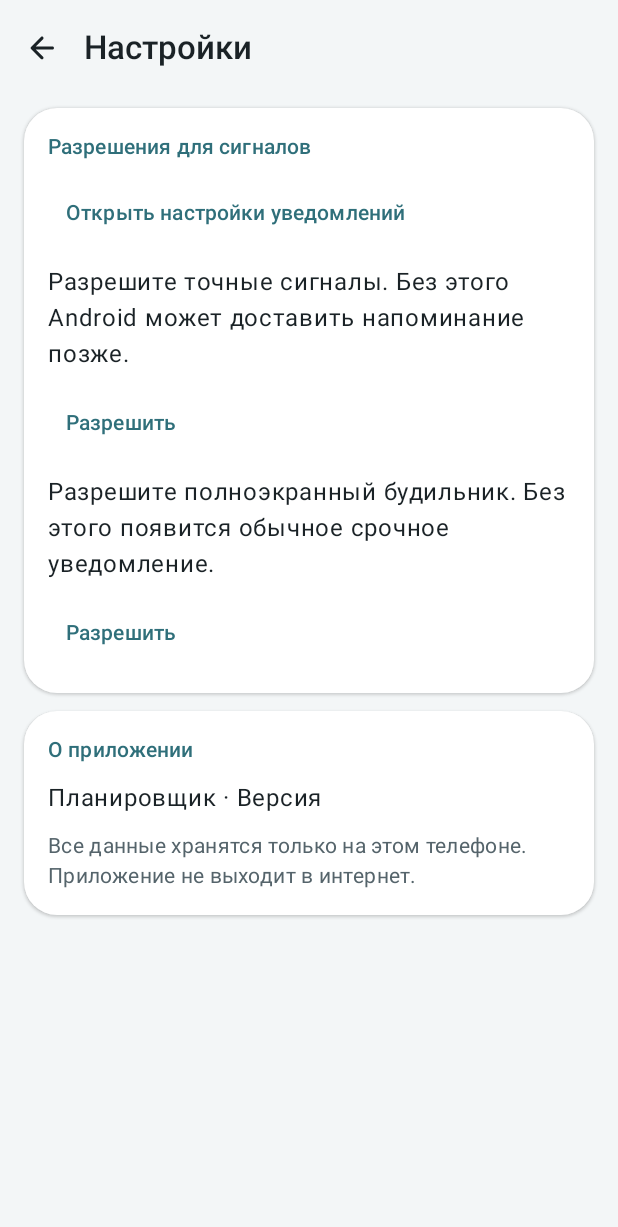
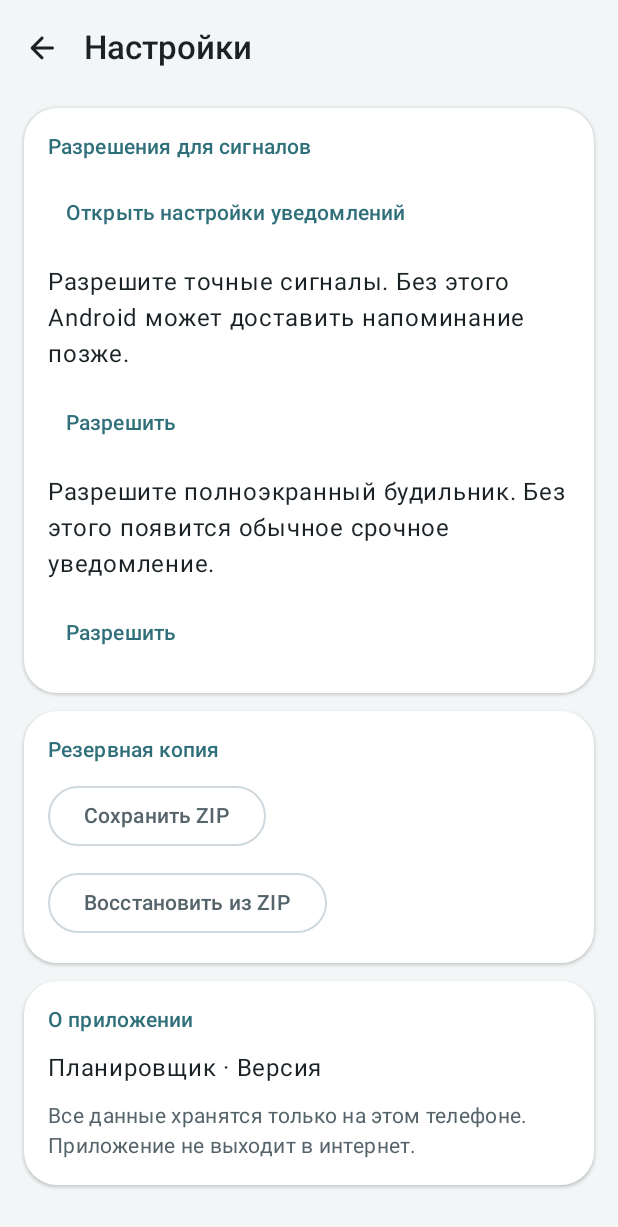
Before and after one commit to Vano3667/scheduler_app, an Android app built with Jetpack Compose: the SettingsScreen screen opened through its navigation route, on a phone screen of 412 x 824 dp. Shown: the top 1227 px of the screen. Run offline under Robolectric (Android 15) with nearby library versions, the phone set to English and light mode, and no system bars; our stand-ins replace Room's generated code.

Commit message:
Этап 6: ZIP-копия через системный диалог и проверка до замены данных

```diff
--- a/app/src/main/java/ru/dayplanner/app/ui/settings/SettingsBackup.kt
+++ b/app/src/main/java/ru/dayplanner/app/ui/settings/SettingsBackup.kt
@@ -1,8 +1,23 @@
 package ru.dayplanner.app.ui.settings
 
-import androidx.compose.runtime.Composable
+import android.net.Uri
+import androidx.activity.compose.rememberLauncherForActivityResult
+import androidx.activity.result.contract.ActivityResultContracts
+import androidx.compose.material3.*
+import androidx.compose.runtime.*
+import androidx.compose.runtime.saveable.rememberSaveable
+import androidx.compose.ui.platform.LocalContext
+import androidx.compose.ui.res.stringResource
+import ru.dayplanner.app.R
+import ru.dayplanner.app.container
+import ru.dayplanner.app.data.Backup
+import ru.dayplanner.app.ui.components.*
+import java.time.LocalDate
 
-/** Экспорт и импорт резервной копии. Появится на этапе «Резервная копия». */
 @Composable
-fun BackupSection() {
+fun BackupSection(){ val c=LocalContext.current.applicationContext;var pending by rememberSaveable {mutableStateOf<String?>(null)};var busy by remember{mutableStateOf(false)};var message by rememberSaveable {mutableIntStateOf(0)}
+    fun run(uri:Uri,restore:Boolean){busy=true;message=0;c.container.launch {try { if(restore)Backup.restore(c,uri) else Backup.export(c,uri);message=if(restore) R.string.backup_imported else R.string.backup_exported }catch(e:Exception){message=if(restore) R.string.backup_bad else R.string.backup_failed}finally{busy=false} }}
+    val save=rememberLauncherForActivityResult(ActivityResultContracts.CreateDocument("application/zip")){it?.let{uri->run(uri,false)}};val load=rememberLauncherForActivityResult(ActivityResultContracts.OpenDocument()){pending=it?.toString()}
+    SectionCard(title=stringResource(R.string.backup)){OutlinedButton(enabled=!busy,onClick={save.launch("planner-${LocalDate.now()}.zip")}){Text(stringResource(R.string.backup_export))};OutlinedButton(enabled=!busy,onClick={load.launch(arrayOf("application/zip","application/octet-stream","application/x-zip-compressed"))}){Text(stringResource(R.string.backup_import))};if(busy)LinearProgressIndicator();if(message!=0)Text(stringResource(message))}
+    pending?.let {path->ConfirmDialog(stringResource(R.string.backup_import),stringResource(R.string.backup_warning),stringResource(R.string.backup_import),{pending=null;run(Uri.parse(path),true)},{pending=null}) }
 }
--- /dev/null
+++ b/app/src/main/res/values/strings_backup.xml
@@ -0,0 +1 @@
+<resources><string name="backup">Резервная копия</string><string name="backup_export">Сохранить ZIP</string><string name="backup_import">Восстановить из ZIP</string><string name="backup_warning">Заменить все дела, отметки, шаблоны и фотографии на этом телефоне данными из копии?</string><string name="backup_imported">Данные восстановлены</string><string name="backup_exported">Копия сохранена</string><string name="backup_bad">Не удалось восстановить копию. Проверьте файл и свободное место.</string><string name="backup_failed">Не удалось сохранить копию. Проверьте свободное место.</string></resources>
```
Also changed, not shown: app/src/main/java/ru/dayplanner/app/data/Backup.kt (added, +56 -0 lines).
